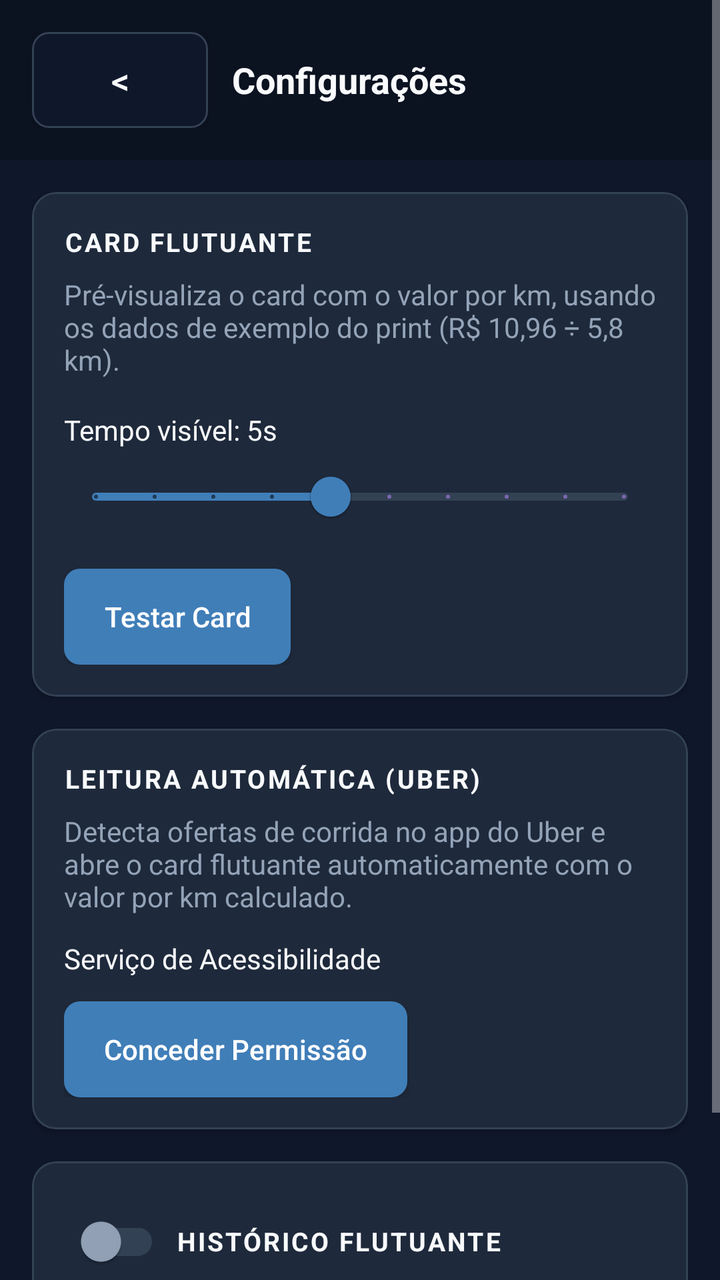
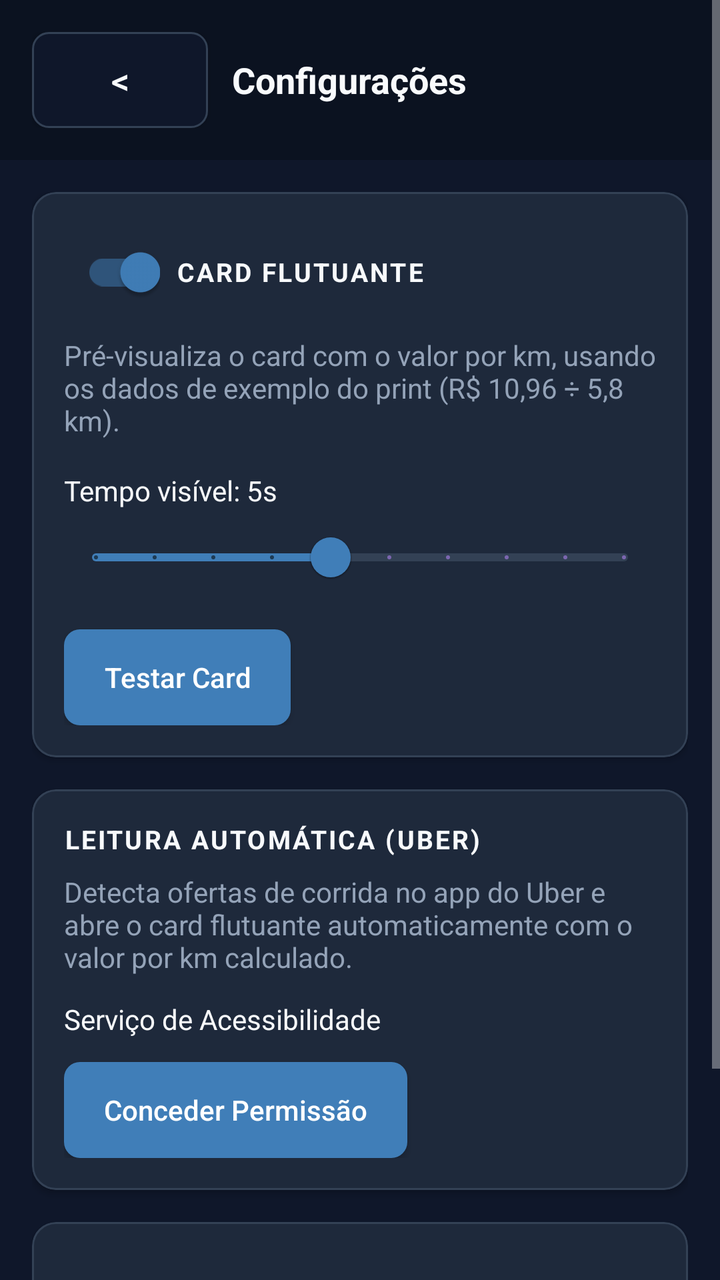

Compare the two renders of this Android layout. The source of the first and the diff that turns it into the second are given below.
<!-- AndroidManifest.xml: application theme Theme.MaterialComponents.NoActionBar -->
<!-- res/layout/activity_settings.xml -->
<?xml version="1.0" encoding="utf-8"?>
<ScrollView xmlns:android="http://schemas.android.com/apk/res/android"
    xmlns:app="http://schemas.android.com/apk/res-auto"
    android:layout_width="match_parent"
    android:layout_height="match_parent"
    android:background="@color/tw_bg"
    android:fillViewport="true">

    <LinearLayout
        android:layout_width="match_parent"
        android:layout_height="wrap_content"
        android:orientation="vertical">

        <LinearLayout
            android:layout_width="match_parent"
            android:layout_height="wrap_content"
            android:background="@color/tw_header_bg"
            android:gravity="center_vertical"
            android:orientation="horizontal"
            android:padding="16dp">

            <androidx.appcompat.widget.AppCompatButton
                android:id="@+id/back_button"
                android:layout_width="wrap_content"
                android:layout_height="wrap_content"
                android:background="@drawable/tw_input_bg"
                android:paddingLeft="16dp"
                android:paddingRight="16dp"
                android:paddingTop="8dp"
                android:paddingBottom="8dp"
                android:text="&lt;"
                android:textColor="@color/tw_text_primary"
                android:textSize="18sp" />

            <TextView
                android:layout_width="0dp"
                android:layout_height="wrap_content"
                android:layout_marginStart="12dp"
                android:layout_weight="1"
                android:text="Configurações"
                android:textColor="@color/tw_text_primary"
                android:textSize="18sp"
                android:textStyle="bold" />
        </LinearLayout>

        <LinearLayout
            android:layout_width="match_parent"
            android:layout_height="wrap_content"
            android:orientation="vertical"
            android:padding="16dp">

            <com.google.android.material.card.MaterialCardView style="@style/TwCard">

                <LinearLayout
                    android:layout_width="match_parent"
                    android:layout_height="wrap_content"
                    android:orientation="vertical"
                    android:padding="16dp">

                    <TextView
                        style="@style/TwCardTitle"
                        android:text="Card Flutuante" />

                    <TextView
                        android:layout_width="match_parent"
                        android:layout_height="wrap_content"
                        android:layout_marginTop="8dp"
                        android:text="Pré-visualiza o card com o valor por km, usando os dados de exemplo do print (R$ 10,96 ÷ 5,8 km)."
                        android:textColor="@color/tw_text_secondary" />

                    <TextView
                        android:id="@+id/visible_seconds_label"
                        android:layout_width="match_parent"
                        android:layout_height="wrap_content"
                        android:layout_marginTop="16dp"
                        android:text="Tempo visível: 5s"
                        android:textColor="@color/tw_text_primary" />

                    <com.google.android.material.slider.Slider
                        android:id="@+id/visible_seconds_slider"
                        android:layout_width="match_parent"
                        android:layout_height="wrap_content"
                        android:stepSize="1"
                        android:value="5"
                        android:valueFrom="1"
                        android:valueTo="10"
                        app:thumbColor="@color/tw_blue_600"
                        app:trackColorActive="@color/tw_blue_600"
                        app:trackColorInactive="@color/tw_border" />

                    <androidx.appcompat.widget.AppCompatButton
                        android:id="@+id/test_overlay_button"
                        style="@style/TwPrimaryButton"
                        android:layout_width="wrap_content"
                        android:layout_height="wrap_content"
                        android:layout_marginTop="12dp"
                        android:text="Testar Card" />
                </LinearLayout>
            </com.google.android.material.card.MaterialCardView>

            <com.google.android.material.card.MaterialCardView
                style="@style/TwCard"
                android:layout_marginTop="16dp">

                <LinearLayout
                    android:layout_width="match_parent"
                    android:layout_height="wrap_content"
                    android:orientation="vertical"
                    android:padding="16dp">

                    <TextView
                        style="@style/TwCardTitle"
                        android:text="Leitura Automática (Uber)" />

                    <TextView
                        android:layout_width="match_parent"
                        android:layout_height="wrap_content"
                        android:layout_marginTop="8dp"
                        android:text="Detecta ofertas de corrida no app do Uber e abre o card flutuante automaticamente com o valor por km calculado."
                        android:textColor="@color/tw_text_secondary" />

                    <LinearLayout
                        android:layout_width="match_parent"
                        android:layout_height="wrap_content"
                        android:layout_marginTop="12dp"
                        android:gravity="center_vertical"
                        android:orientation="horizontal">

                        <TextView
                            android:layout_width="0dp"
                            android:layout_height="wrap_content"
                            android:layout_weight="1"
                            android:text="Serviço de Acessibilidade"
                            android:textColor="@color/tw_text_primary" />

                        <TextView
                            android:id="@+id/accessibility_permission_status"
                            android:layout_width="wrap_content"
                            android:layout_height="wrap_content"
                            android:layout_marginStart="8dp"
                            android:textStyle="bold" />
                    </LinearLayout>

                    <androidx.appcompat.widget.AppCompatButton
                        android:id="@+id/accessibility_permission_button"
                        style="@style/TwPrimaryButton"
                        android:layout_width="wrap_content"
                        android:layout_height="wrap_content"
                        android:layout_marginTop="12dp"
                        android:text="Conceder Permissão" />
                </LinearLayout>
            </com.google.android.material.card.MaterialCardView>

            <com.google.android.material.card.MaterialCardView
                style="@style/TwCard"
                android:layout_marginTop="16dp">

                <LinearLayout
                    android:layout_width="match_parent"
                    android:layout_height="wrap_content"
                    android:orientation="vertical"
                    android:padding="16dp">

                    <LinearLayout
                        android:layout_width="match_parent"
                        android:layout_height="wrap_content"
                        android:gravity="center_vertical"
                        android:orientation="horizontal">

                        <com.google.android.material.switchmaterial.SwitchMaterial
                            android:id="@+id/history_overlay_switch"
                            android:layout_width="wrap_content"
                            android:layout_height="wrap_content"
                            android:layout_marginEnd="8dp"
                            app:thumbTint="@color/tw_switch_thumb"
                            app:trackTint="@color/tw_switch_track" />

                        <TextView
                            style="@style/TwCardTitle"
                            android:text="Histórico Flutuante" />
                    </LinearLayout>

                    <TextView
                        android:layout_width="match_parent"
                        android:layout_height="wrap_content"
                        android:layout_marginTop="8dp"
                        android:text="Mostra sempre no topo da tela o valor/km, destino e o resultado (aceito, recusado ou sem ação) das últimas 3 ofertas."
                        android:textColor="@color/tw_text_secondary" />
                </LinearLayout>
            </com.google.android.material.card.MaterialCardView>

        </LinearLayout>
    </LinearLayout>
</ScrollView>
<!-- resources referenced by this layout -->
<resources>
  <color name="tw_bg">#0F172A</color>
  <color name="tw_blue_600">#407EB8</color>
  <color name="tw_border">#334155</color>
  <color name="tw_header_bg">#0B1220</color>
  <color name="tw_text_primary">#F8FAFC</color>
  <color name="tw_text_secondary">#94A3B8</color>
  <!-- drawable tw_input_bg (drawable) -->
  <?xml version="1.0" encoding="utf-8"?>
  <shape xmlns:android="http://schemas.android.com/apk/res/android">
      <solid android:color="@color/tw_input_bg" />
      <corners android:radius="8dp" />
      <stroke
          android:width="1dp"
          android:color="@color/tw_border" />
  </shape>
  <style name="TwCard">
          <item name="android:layout_width">match_parent</item>
          <item name="android:layout_height">wrap_content</item>
          <item name="cardBackgroundColor">@color/tw_surface</item>
          <item name="cardCornerRadius">12dp</item>
          <item name="cardElevation">2dp</item>
          <item name="strokeColor">@color/tw_border</item>
          <item name="strokeWidth">1dp</item>
      </style>
  <style name="TwCardTitle">
          <item name="android:layout_width">wrap_content</item>
          <item name="android:layout_height">wrap_content</item>
          <item name="android:textColor">@color/tw_text_primary</item>
          <item name="android:textSize">13sp</item>
          <item name="android:textStyle">bold</item>
          <item name="android:letterSpacing">0.08</item>
          <item name="android:textAllCaps">true</item>
      </style>
  <style name="TwPrimaryButton" parent="Widget.AppCompat.Button">
          <item name="android:background">@drawable/tw_button_bg</item>
          <item name="android:textColor">@color/tw_white</item>
          <item name="android:textAllCaps">false</item>
          <item name="android:paddingLeft">20dp</item>
          <item name="android:paddingRight">20dp</item>
          <item name="android:paddingTop">10dp</item>
          <item name="android:paddingBottom">10dp</item>
      </style>
  <color name="tw_input_bg">#0F172A</color>
  <color name="tw_surface">#1E293B</color>
  <!-- drawable tw_button_bg (drawable) -->
  <?xml version="1.0" encoding="utf-8"?>
  <shape xmlns:android="http://schemas.android.com/apk/res/android">
      <solid android:color="@color/tw_blue_600" />
      <corners android:radius="8dp" />
  </shape>
  <color name="tw_white">#FFFFFF</color>
</resources>

<!-- the commit's change to res/layout/activity_settings.xml (unified diff, before → after) -->
@@ -57,9 +57,25 @@
                     android:orientation="vertical"
                     android:padding="16dp">
 
-                    <TextView
-                        style="@style/TwCardTitle"
-                        android:text="Card Flutuante" />
+                    <LinearLayout
+                        android:layout_width="match_parent"
+                        android:layout_height="wrap_content"
+                        android:gravity="center_vertical"
+                        android:orientation="horizontal">
+
+                        <com.google.android.material.switchmaterial.SwitchMaterial
+                            android:id="@+id/value_card_overlay_switch"
+                            android:layout_width="wrap_content"
+                            android:layout_height="wrap_content"
+                            android:layout_marginEnd="8dp"
+                            android:checked="true"
+                            app:thumbTint="@color/tw_switch_thumb"
+                            app:trackTint="@color/tw_switch_track" />
+
+                        <TextView
+                            style="@style/TwCardTitle"
+                            android:text="Card Flutuante" />
+                    </LinearLayout>
 
                     <TextView
                         android:layout_width="match_parent"
